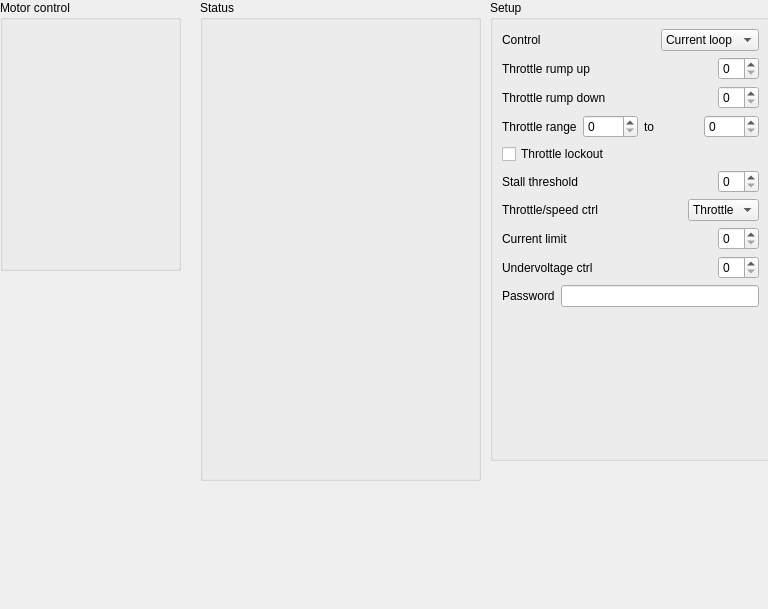
z80/avrusb, file software/application/src/moto.ui: the form before one commit.
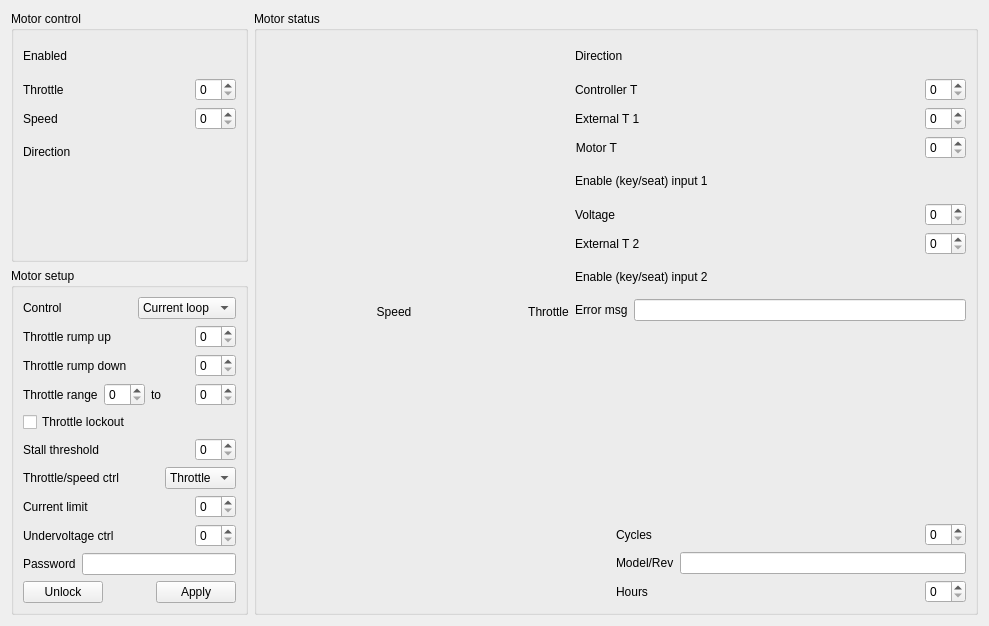
The form after the commit. Custom widgets are drawn as their Qt base class.

Patch:
```diff
--- a/software/application/src/moto.ui
+++ b/software/application/src/moto.ui
@@ -6,8 +6,8 @@
    <rect>
     <x>0</x>
     <y>0</y>
-    <width>768</width>
-    <height>609</height>
+    <width>989</width>
+    <height>626</height>
    </rect>
   </property>
   <property name="windowTitle">
@@ -16,53 +16,157 @@
   <property name="locale">
    <locale language="C" country="AnyCountry"/>
   </property>
+  <layout class="QHBoxLayout" name="horizontalLayout_29" stretch="0,1">
+   <item>
+    <layout class="QVBoxLayout" name="verticalLayout_8">
+     <item>
   <widget class="QGroupBox" name="groupBox">
-   <property name="geometry">
-    <rect>
-     <x>0</x>
-     <y>0</y>
-     <width>181</width>
-     <height>271</height>
-    </rect>
-   </property>
    <property name="title">
     <string>Motor control</string>
    </property>
-  </widget>
-  <widget class="QGroupBox" name="groupBox_2">
-   <property name="geometry">
-    <rect>
-     <x>200</x>
-     <y>0</y>
-     <width>281</width>
-     <height>481</height>
-    </rect>
-   </property>
-   <property name="title">
-    <string>Status</string>
-   </property>
-   <widget class="Dial" name="widget" native="true">
-    <property name="geometry">
-     <rect>
-      <x>30</x>
-      <y>30</y>
-      <width>61</width>
-      <height>61</height>
-     </rect>
-    </property>
-   </widget>
-  </widget>
+       <layout class="QVBoxLayout" name="verticalLayout_3">
+        <item>
+         <layout class="QHBoxLayout" name="horizontalLayout_18">
+          <item>
+           <widget class="QLabel" name="label_15">
+            <property name="text">
+             <string>Enabled</string>
+            </property>
+           </widget>
+          </item>
+          <item>
+           <spacer name="horizontalSpacer_12">
+            <property name="orientation">
+             <enum>Qt::Horizontal</enum>
+            </property>
+            <property name="sizeHint" stdset="0">
+             <size>
+              <width>40</width>
+              <height>20</height>
+             </size>
+            </property>
+           </spacer>
+          </item>
+          <item>
+           <widget class="QSwitch" name="enabled" native="true">
+            <property name="minimumSize">
+             <size>
+              <width>32</width>
+              <height>32</height>
+             </size>
+            </property>
+           </widget>
+          </item>
+         </layout>
+        </item>
+        <item>
+         <layout class="QHBoxLayout" name="horizontalLayout_19">
+          <item>
+           <widget class="QLabel" name="label_16">
+            <property name="text">
+             <string>Throttle</string>
+            </property>
+           </widget>
+          </item>
+          <item>
+           <spacer name="horizontalSpacer_13">
+            <property name="orientation">
+             <enum>Qt::Horizontal</enum>
+            </property>
+            <property name="sizeHint" stdset="0">
+             <size>
+              <width>40</width>
+              <height>20</height>
+             </size>
+            </property>
+           </spacer>
+          </item>
+          <item>
+           <widget class="QSpinBox" name="throttle"/>
+          </item>
+         </layout>
+        </item>
+        <item>
+         <layout class="QHBoxLayout" name="horizontalLayout_20">
+          <item>
+           <widget class="QLabel" name="label_17">
+            <property name="text">
+             <string>Speed</string>
+            </property>
+           </widget>
+          </item>
+          <item>
+           <spacer name="horizontalSpacer_14">
+            <property name="orientation">
+             <enum>Qt::Horizontal</enum>
+            </property>
+            <property name="sizeHint" stdset="0">
+             <size>
+              <width>40</width>
+              <height>20</height>
+             </size>
+            </property>
+           </spacer>
+          </item>
+          <item>
+           <widget class="QSpinBox" name="speed"/>
+          </item>
+         </layout>
+        </item>
+        <item>
+         <layout class="QHBoxLayout" name="horizontalLayout_21">
+          <item>
+           <widget class="QLabel" name="label_18">
+            <property name="text">
+             <string>Direction</string>
+            </property>
+           </widget>
+          </item>
+          <item>
+           <spacer name="horizontalSpacer_15">
+            <property name="orientation">
+             <enum>Qt::Horizontal</enum>
+            </property>
+            <property name="sizeHint" stdset="0">
+             <size>
+              <width>40</width>
+              <height>20</height>
+             </size>
+            </property>
+           </spacer>
+          </item>
+          <item>
+           <widget class="QSwitch" name="direction" native="true">
+            <property name="minimumSize">
+             <size>
+              <width>32</width>
+              <height>32</height>
+             </size>
+            </property>
+           </widget>
+          </item>
+         </layout>
+        </item>
+        <item>
+         <spacer name="verticalSpacer_3">
+          <property name="orientation">
+           <enum>Qt::Vertical</enum>
+          </property>
+          <property name="sizeHint" stdset="0">
+           <size>
+            <width>20</width>
+            <height>337</height>
+           </size>
+          </property>
+         </spacer>
+        </item>
+       </layout>
+      </widget>
+     </item>
+     <item>
   <widget class="QGroupBox" name="groupBox_3">
-   <property name="geometry">
-    <rect>
-     <x>490</x>
-     <y>0</y>
-     <width>281</width>
-     <height>461</height>
-    </rect>
-   </property>
    <property name="title">
-    <string>Setup</string>
+        <string>Motor setup</string>
    </property>
    <layout class="QVBoxLayout" name="verticalLayout">
     <item>
@@ -343,8 +447,464 @@
       </property>
      </spacer>
     </item>
-   </layout>
-  </widget>
+        <item>
+         <layout class="QHBoxLayout" name="horizontalLayout_22">
+          <item>
+           <widget class="QPushButton" name="unlock">
+            <property name="text">
+             <string>Unlock</string>
+            </property>
+           </widget>
+          </item>
+          <item>
+           <spacer name="horizontalSpacer_16">
+            <property name="orientation">
+             <enum>Qt::Horizontal</enum>
+            </property>
+            <property name="sizeHint" stdset="0">
+             <size>
+              <width>40</width>
+              <height>20</height>
+             </size>
+            </property>
+           </spacer>
+          </item>
+          <item>
+           <widget class="QPushButton" name="apply">
+            <property name="text">
+             <string>Apply</string>
+            </property>
+           </widget>
+          </item>
+         </layout>
+        </item>
+       </layout>
+      </widget>
+     </item>
+    </layout>
+   </item>
+   <item>
+    <widget class="QGroupBox" name="groupBox_2">
+     <property name="title">
+      <string>Motor status</string>
+     </property>
+     <layout class="QVBoxLayout" name="verticalLayout_7">
+      <item>
+       <layout class="QHBoxLayout" name="horizontalLayout_28">
+        <item>
+         <layout class="QVBoxLayout" name="verticalLayout_2">
+          <item>
+           <widget class="Dial" name="speed_msr" native="true">
+            <property name="minimumSize">
+             <size>
+              <width>256</width>
+              <height>256</height>
+             </size>
+            </property>
+           </widget>
+          </item>
+          <item>
+           <widget class="QLabel" name="label_20">
+            <property name="text">
+             <string>Speed</string>
+            </property>
+            <property name="alignment">
+             <set>Qt::AlignCenter</set>
+            </property>
+           </widget>
+          </item>
+         </layout>
+        </item>
+        <item>
+         <layout class="QVBoxLayout" name="verticalLayout_4">
+          <item>
+           <widget class="QwtThermo" name="throttle_msr" native="true">
+            <property name="minimumSize">
+             <size>
+              <width>32</width>
+              <height>256</height>
+             </size>
+            </property>
+           </widget>
+          </item>
+          <item>
+           <widget class="QLabel" name="label_21">
+            <property name="text">
+             <string>Throttle</string>
+            </property>
+            <property name="alignment">
+             <set>Qt::AlignCenter</set>
+            </property>
+           </widget>
+          </item>
+         </layout>
+        </item>
+        <item>
+         <layout class="QVBoxLayout" name="verticalLayout_5">
+          <item>
+           <layout class="QHBoxLayout" name="horizontalLayout_24">
+            <item>
+             <widget class="QLabel" name="label_19">
+              <property name="text">
+               <string>Direction</string>
+              </property>
+             </widget>
+            </item>
+            <item>
+             <spacer name="horizontalSpacer_10">
+              <property name="orientation">
+               <enum>Qt::Horizontal</enum>
+              </property>
+              <property name="sizeHint" stdset="0">
+               <size>
+                <width>40</width>
+                <height>20</height>
+               </size>
+              </property>
+             </spacer>
+            </item>
+            <item>
+             <widget class="QSwitch" name="direction_msr" native="true">
+              <property name="minimumSize">
+               <size>
+                <width>32</width>
+                <height>32</height>
+               </size>
+              </property>
+             </widget>
+            </item>
+           </layout>
+          </item>
+          <item>
+           <layout class="QHBoxLayout" name="horizontalLayout_17">
+            <item>
+             <widget class="QLabel" name="label_23">
+              <property name="text">
+               <string>Controller T</string>
+              </property>
+             </widget>
+            </item>
+            <item>
+             <spacer name="horizontalSpacer_18">
+              <property name="orientation">
+               <enum>Qt::Horizontal</enum>
+              </property>
+              <property name="sizeHint" stdset="0">
+               <size>
+                <width>40</width>
+                <height>20</height>
+               </size>
+              </property>
+             </spacer>
+            </item>
+            <item>
+             <widget class="QSpinBox" name="controllerT"/>
+            </item>
+           </layout>
+          </item>
+          <item>
+           <layout class="QHBoxLayout" name="horizontalLayout_23">
+            <item>
+             <widget class="QLabel" name="label_24">
+              <property name="text">
+               <string>External T 1</string>
+              </property>
+             </widget>
+            </item>
+            <item>
+             <spacer name="horizontalSpacer_19">
+              <property name="orientation">
+               <enum>Qt::Horizontal</enum>
+              </property>
+              <property name="sizeHint" stdset="0">
+               <size>
+                <width>40</width>
+                <height>20</height>
+               </size>
+              </property>
+             </spacer>
+            </item>
+            <item>
+             <widget class="QSpinBox" name="externalT_1"/>
+            </item>
+           </layout>
+          </item>
+          <item>
+           <layout class="QHBoxLayout" name="horizontalLayout_14">
+            <item>
+             <widget class="QLabel" name="label_22">
+              <property name="text">
+               <string>Motor T</string>
+              </property>
+              <property name="alignment">
+               <set>Qt::AlignCenter</set>
+              </property>
+             </widget>
+            </item>
+            <item>
+             <spacer name="horizontalSpacer_17">
+              <property name="orientation">
+               <enum>Qt::Horizontal</enum>
+              </property>
+              <property name="sizeHint" stdset="0">
+               <size>
+                <width>40</width>
+                <height>20</height>
+               </size>
+              </property>
+             </spacer>
+            </item>
+            <item>
+             <widget class="QSpinBox" name="motorT"/>
+            </item>
+           </layout>
+          </item>
+          <item>
+           <layout class="QHBoxLayout" name="horizontalLayout_26">
+            <item>
+             <widget class="QLabel" name="label_27">
+              <property name="text">
+               <string>Enable (key/seat) input 1</string>
+              </property>
+             </widget>
+            </item>
+            <item>
+             <spacer name="horizontalSpacer_21">
+              <property name="orientation">
+               <enum>Qt::Horizontal</enum>
+              </property>
+              <property name="sizeHint" stdset="0">
+               <size>
+                <width>17</width>
+                <height>20</height>
+               </size>
+              </property>
+             </spacer>
+            </item>
+            <item>
+             <widget class="QSwitch" name="input_1" native="true">
+              <property name="minimumSize">
+               <size>
+                <width>32</width>
+                <height>32</height>
+               </size>
+              </property>
+             </widget>
+            </item>
+           </layout>
+          </item>
+          <item>
+           <layout class="QHBoxLayout" name="horizontalLayout_15">
+            <item>
+             <widget class="QLabel" name="label_26">
+              <property name="text">
+               <string>Voltage</string>
+              </property>
+             </widget>
+            </item>
+            <item>
+             <spacer name="horizontalSpacer_11">
+              <property name="orientation">
+               <enum>Qt::Horizontal</enum>
+              </property>
+              <property name="sizeHint" stdset="0">
+               <size>
+                <width>40</width>
+                <height>20</height>
+               </size>
+              </property>
+             </spacer>
+            </item>
+            <item>
+             <widget class="QSpinBox" name="voltage"/>
+            </item>
+           </layout>
+          </item>
+          <item>
+           <layout class="QHBoxLayout" name="horizontalLayout_25">
+            <item>
+             <widget class="QLabel" name="label_25">
+              <property name="text">
+               <string>External T 2</string>
+              </property>
+             </widget>
+            </item>
+            <item>
+             <spacer name="horizontalSpacer_20">
+              <property name="orientation">
+               <enum>Qt::Horizontal</enum>
+              </property>
+              <property name="sizeHint" stdset="0">
+               <size>
+                <width>40</width>
+                <height>20</height>
+               </size>
+              </property>
+             </spacer>
+            </item>
+            <item>
+             <widget class="QSpinBox" name="externalT_2"/>
+            </item>
+           </layout>
+          </item>
+          <item>
+           <layout class="QHBoxLayout" name="horizontalLayout_16">
+            <item>
+             <widget class="QLabel" name="label_28">
+              <property name="text">
+               <string>Enable (key/seat) input 2</string>
+              </property>
+             </widget>
+            </item>
+            <item>
+             <spacer name="horizontalSpacer_22">
+              <property name="orientation">
+               <enum>Qt::Horizontal</enum>
+              </property>
+              <property name="sizeHint" stdset="0">
+               <size>
+                <width>40</width>
+                <height>20</height>
+               </size>
+              </property>
+             </spacer>
+            </item>
+            <item>
+             <widget class="QSwitch" name="input_2" native="true">
+              <property name="minimumSize">
+               <size>
+                <width>32</width>
+                <height>32</height>
+               </size>
+              </property>
+             </widget>
+            </item>
+           </layout>
+          </item>
+          <item>
+           <layout class="QHBoxLayout" name="horizontalLayout_10">
+            <item>
+             <widget class="QLabel" name="label_11">
+              <property name="text">
+               <string>Error msg</string>
+              </property>
+             </widget>
+            </item>
+            <item>
+             <widget class="QLineEdit" name="lineEdit_2"/>
+            </item>
+           </layout>
+          </item>
+         </layout>
+        </item>
+       </layout>
+      </item>
+      <item>
+       <layout class="QHBoxLayout" name="horizontalLayout_27">
+        <item>
+         <spacer name="horizontalSpacer_23">
+          <property name="orientation">
+           <enum>Qt::Horizontal</enum>
+          </property>
+          <property name="sizeHint" stdset="0">
+           <size>
+            <width>40</width>
+            <height>20</height>
+           </size>
+          </property>
+         </spacer>
+        </item>
+        <item>
+         <layout class="QVBoxLayout" name="verticalLayout_6">
+          <item>
+           <spacer name="verticalSpacer_2">
+            <property name="orientation">
+             <enum>Qt::Vertical</enum>
+            </property>
+            <property name="sizeHint" stdset="0">
+             <size>
+              <width>20</width>
+              <height>40</height>
+             </size>
+            </property>
+           </spacer>
+          </item>
+          <item>
+           <layout class="QHBoxLayout" name="horizontalLayout_12">
+            <item>
+             <widget class="QLabel" name="label_13">
+              <property name="text">
+               <string>Cycles</string>
+              </property>
+             </widget>
+            </item>
+            <item>
+             <spacer name="horizontalSpacer_9">
+              <property name="orientation">
+               <enum>Qt::Horizontal</enum>
+              </property>
+              <property name="sizeHint" stdset="0">
+               <size>
+                <width>40</width>
+                <height>20</height>
+               </size>
+              </property>
+             </spacer>
+            </item>
+            <item>
+             <widget class="QSpinBox" name="cycles"/>
+            </item>
+           </layout>
+          </item>
+          <item>
+           <layout class="QHBoxLayout" name="horizontalLayout_13">
+            <item>
+             <widget class="QLabel" name="label_14">
+              <property name="text">
+               <string>Model/Rev</string>
+              </property>
+             </widget>
+            </item>
+            <item>
+             <widget class="QLineEdit" name="modelRev"/>
+            </item>
+           </layout>
+          </item>
+          <item>
+           <layout class="QHBoxLayout" name="horizontalLayout_11">
+            <item>
+             <widget class="QLabel" name="label_12">
+              <property name="text">
+               <string>Hours</string>
+              </property>
+             </widget>
+            </item>
+            <item>
+             <spacer name="horizontalSpacer_8">
+              <property name="orientation">
+               <enum>Qt::Horizontal</enum>
+              </property>
+              <property name="sizeHint" stdset="0">
+               <size>
+                <width>40</width>
+                <height>20</height>
+               </size>
+              </property>
+             </spacer>
+            </item>
+            <item>
+             <widget class="QSpinBox" name="hours"/>
+            </item>
+           </layout>
+          </item>
+         </layout>
+        </item>
+       </layout>
+      </item>
+     </layout>
+    </widget>
+   </item>
+  </layout>
  </widget>
  <customwidgets>
   <customwidget>
@@ -353,6 +913,18 @@
    <header>dial.h</header>
    <container>1</container>
   </customwidget>
+  <customwidget>
+   <class>QSwitch</class>
+   <extends>QWidget</extends>
+   <header>qswitch.h</header>
+   <container>1</container>
+  </customwidget>
+  <customwidget>
+   <class>QwtThermo</class>
+   <extends>QWidget</extends>
+   <header>qwt_thermo.h</header>
+   <container>1</container>
+  </customwidget>
  </customwidgets>
  <resources/>
  <connections/>
```
Lines whose indentation alone changed are shown as unchanged.
